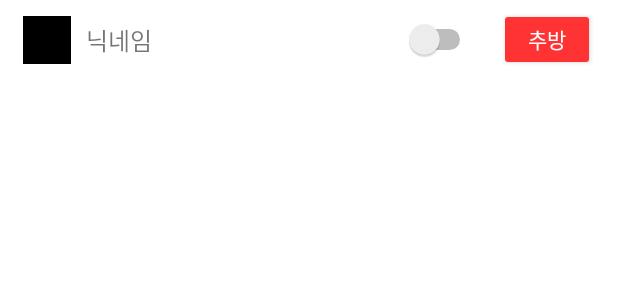
After one commit to LeeSunR/TravelPlanner, an Android app: the layout item_list_group_setting_member.xml on its own in the app's theme, with its tools: preview values and no code run, on a phone screen of 412 x 824 dp. The commit adds this screen. Shown: the top 300 px of the screen. Run offline under Robolectric (Android 15) with nearby library versions, the phone set to English and light mode, and no system bars.

Commit message:
그룹 멤버 리스트 화면 출력 구현 완료

```diff
--- a/app/src/main/java/com/leesunr/travelplanner/activity/GroupMainActivity.kt
+++ b/app/src/main/java/com/leesunr/travelplanner/activity/GroupMainActivity.kt
@@ -46,9 +46,9 @@ class GroupMainActivity : AppCompatActivity() {
         planBroadcastReceiver = PlanBroadcastReceiver(this, group)
 
 
-        val chhatFilter = IntentFilter()
-        chhatFilter.addAction("chatReceived")
-        registerReceiver(myBroadcastReceiver, chhatFilter)
+        val chatFilter = IntentFilter()
+        chatFilter.addAction("chatReceived")
+        registerReceiver(myBroadcastReceiver, chatFilter)
 
         val planFilter = IntentFilter()
         planFilter.addAction("planReceived")
--- a/app/src/main/java/com/leesunr/travelplanner/adapter/GroupListAdapter.kt
+++ b/app/src/main/java/com/leesunr/travelplanner/adapter/GroupListAdapter.kt
@@ -10,14 +10,11 @@ import android.widget.ImageView
 import android.widget.TextView
 import com.bumptech.glide.Glide
 import com.bumptech.glide.signature.ObjectKey
-import com.leesunr.travelplanner.DBHelper.GroupDBHelper
 import com.leesunr.travelplanner.R
 import com.leesunr.travelplanner.model.Group
 import com.leesunr.travelplanner.util.App
-import org.json.JSONArray
 import org.json.JSONObject
 import java.lang.Exception
-import java.sql.SQLException
 import java.text.SimpleDateFormat
 
 class GroupListAdapter (val context: Context, val groupList: ArrayList<Group>) : BaseAdapter() {
@@ -26,7 +23,7 @@ class GroupListAdapter (val context: Context, val groupList: ArrayList<Group>) :
         val holder : ViewHolder
 
         if(convertView == null){
-            view = LayoutInflater.from(context).inflate(R.layout.list_item_group, null)
+            view = LayoutInflater.from(context).inflate(R.layout.item_list_group, null)
             holder = ViewHolder()
             holder.groupName = view.findViewById(R.id.travel_group_title)
             holder.groupPhoto = view.findViewById(R.id.travel_group_image)
--- a/app/src/main/java/com/leesunr/travelplanner/fragment/ProfileFragment.kt
+++ b/app/src/main/java/com/leesunr/travelplanner/fragment/ProfileFragment.kt
@@ -62,7 +62,7 @@ class ProfileFragment : Fragment() {
         val user = User().parseUser(payload!!)
         val dateFormat = SimpleDateFormat("yyyy-MM-dd");
         Glide.with(this)
-            .load(getString(R.string.server_base_url)+user.photourl)
+            .load(user.photourl)
             .placeholder(R.mipmap.ic_launcher)
             .error(R.drawable.ic_error_black_24dp)
             .signature(ObjectKey(System.currentTimeMillis()))
@@ -209,7 +209,7 @@ class ProfileFragment : Fragment() {
                 val payload = JWT.decoded(App.prefs_access.myAccessToken)
                 val user = User().parseUser(payload!!)
                 Glide.with(this)
-                    .load(getString(R.string.server_base_url)+user.photourl)
+                    .load(user.photourl)
                     .placeholder(R.mipmap.ic_launcher)
                     .error(R.drawable.ic_error_black_24dp)
                     .signature(ObjectKey(System.currentTimeMillis()))
--- a/app/src/main/java/com/leesunr/travelplanner/retrofit/INodeJS.kt
+++ b/app/src/main/java/com/leesunr/travelplanner/retrofit/INodeJS.kt
@@ -90,6 +90,12 @@ interface INodeJS {
         @Field("userid") userid : String
     ) : Observable<String>
 
+    @POST("memberList")
+    @FormUrlEncoded
+    fun memberList(
+        @Field("gno") gno : Int
+    ) : Observable<String>
+
     /******************** 일정 ********************/
     @POST("createPlan")
     @FormUrlEncoded
--- a/app/src/main/res/layout/activity_group_setting.xml
+++ b/app/src/main/res/layout/activity_group_setting.xml
@@ -108,13 +108,14 @@
                 android:layout_width="64dp"
                 android:layout_height="wrap_content"
                 android:layout_marginVertical="10dp"
+                android:layout_marginRight="15dp"
                 android:gravity="center"
                 android:text="추방"
                 android:textAlignment="center"
                 app:layout_constraintRight_toRightOf="parent"
                 app:layout_constraintTop_toBottomOf="@+id/group_setting_image" />
 
-            <ListView
+            <androidx.recyclerview.widget.RecyclerView
                 android:id="@+id/group_setting_memberList"
                 android:layout_width="match_parent"
                 android:layout_height="wrap_content"
--- /dev/null
+++ b/app/src/main/res/layout/item_list_group_setting_member.xml
@@ -0,0 +1,49 @@
+<?xml version="1.0" encoding="utf-8"?>
+<androidx.constraintlayout.widget.ConstraintLayout xmlns:android="http://schemas.android.com/apk/res/android"
+    xmlns:app="http://schemas.android.com/apk/res-auto"
+    android:layout_width="match_parent"
+    android:layout_height="wrap_content"
+    android:paddingHorizontal="15dp"
+    android:paddingVertical="5dp">
+
+    <ImageView
+        android:id="@+id/group_setting_member_image"
+        android:layout_width="32dp"
+        android:layout_height="32dp"
+        android:background="#000000"
+        app:layout_constraintBottom_toBottomOf="parent"
+        app:layout_constraintLeft_toLeftOf="parent"
+        app:layout_constraintTop_toTopOf="parent" />
+
+    <TextView
+        android:id="@+id/group_setting_member_name"
+        android:layout_width="wrap_content"
+        android:layout_height="wrap_content"
+        android:layout_marginLeft="10dp"
+        android:text="닉네임"
+        android:textSize="16dp"
+        app:layout_constraintBottom_toBottomOf="parent"
+        app:layout_constraintLeft_toRightOf="@+id/group_setting_member_image"
+        app:layout_constraintTop_toTopOf="parent" />
+
+    <Switch
+        android:id="@+id/group_setting_member_permission"
+        android:layout_width="wrap_content"
+        android:layout_height="wrap_content"
+        android:layout_marginRight="15dp"
+        app:layout_constraintBottom_toBottomOf="parent"
+        app:layout_constraintRight_toLeftOf="@id/group_setting_member_kick"
+        app:layout_constraintTop_toTopOf="parent" />
+
+    <Button
+        android:id="@+id/group_setting_member_kick"
+        style="@style/TextAppearance.AppCompat.Widget.Button.Colored"
+        android:layout_width="64dp"
+        android:layout_height="42dp"
+        android:backgroundTint="#F33"
+        android:text="추방"
+        app:layout_constraintBottom_toBottomOf="parent"
+        app:layout_constraintRight_toRightOf="parent"
+        app:layout_constraintTop_toTopOf="parent" />
+
+</androidx.constraintlayout.widget.ConstraintLayout>
```
Also changed, not shown: app/src/main/java/com/leesunr/travelplanner/activity/GroupSettingActivity.kt (+29 -0 lines), app/src/main/java/com/leesunr/travelplanner/adapter/MemberListRcyAdapter.kt (added, +60 -0 lines), app/src/main/java/com/leesunr/travelplanner/model/User.kt (+12 -10 lines), app/src/main/res/layout/list_item_group_setting_member.xml (deleted, +0 -50 lines), app/src/main/res/layout/item_list_group.xml (renamed from app/src/main/res/layout/list_item_group.xml).
